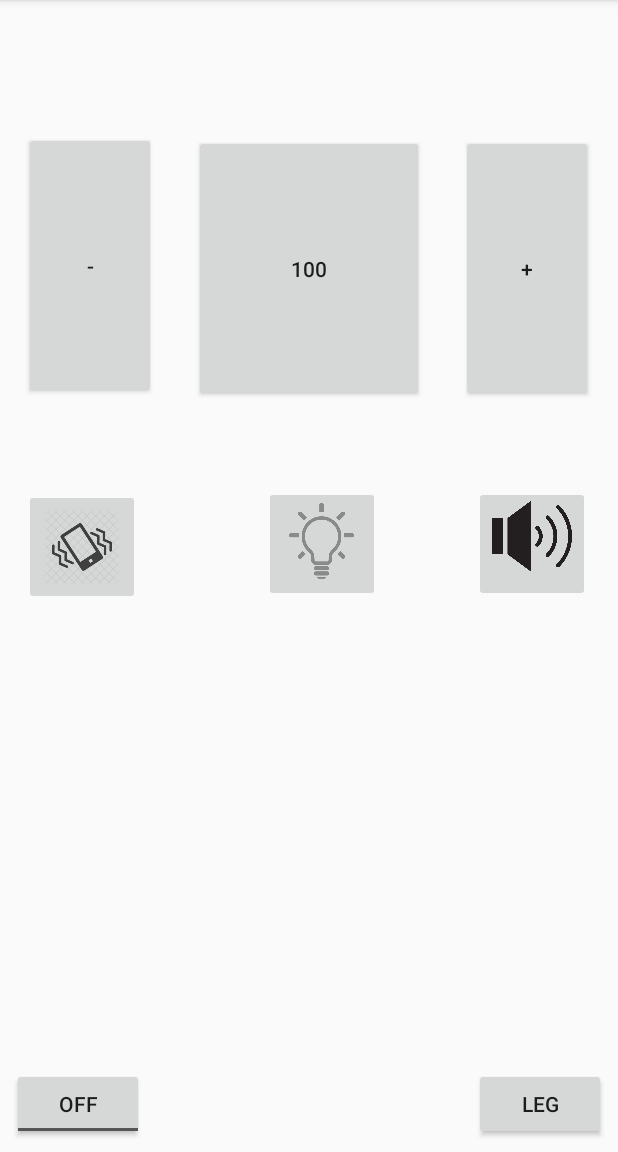
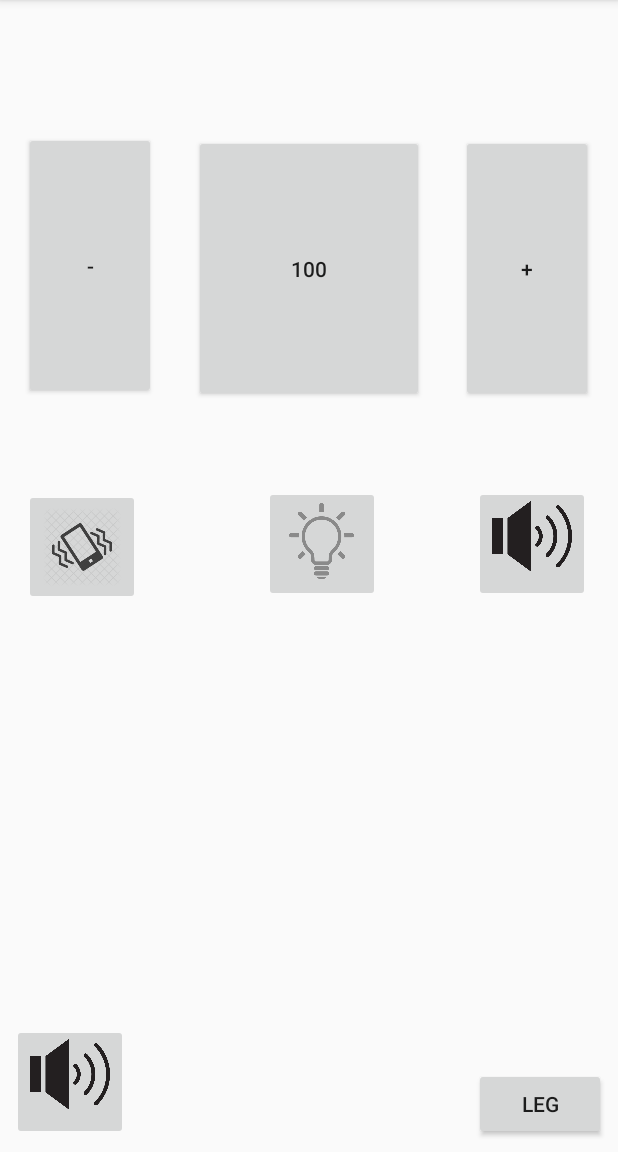
Before and after one commit to niklashedstrom/haponom, an Android app: the screen it shows after launch (MainActivity), on a phone screen of 412 x 824 dp, the part 84-1236 px from its top. Run offline under Robolectric (Android 15) with nearby library versions, the phone set to English and light mode, and no system bars; 1 statement that could not run was skipped.

Commit message:
change from togglebutton to imagebutton

```diff
--- a/app/src/main/res/layout/activity_main.xml
+++ b/app/src/main/res/layout/activity_main.xml
@@ -96,17 +96,17 @@
         app:layout_constraintBottom_toBottomOf="parent"
         app:layout_constraintEnd_toEndOf="parent" />
 
-    <ToggleButton
-        android:id="@+id/toggleButton"
-        android:layout_width="wrap_content"
-        android:layout_height="wrap_content"
+    <ImageButton
+        android:id="@+id/compassButton"
+        android:layout_width="77dp"
+        android:layout_height="77dp"
         android:layout_marginStart="8dp"
         android:layout_marginBottom="8dp"
-        android:checked="false"
-        android:onClick="onToggleButtonClicked"
-        android:text="ToggleButton"
+        android:onClick="onCompassClicked"
+        android:scaleType="fitStart"
         app:layout_constraintBottom_toBottomOf="parent"
-        app:layout_constraintStart_toStartOf="parent" />
+        app:layout_constraintStart_toStartOf="parent"
+        app:srcCompat="@drawable/sound" />
 
 
 </androidx.constraintlayout.widget.ConstraintLayout>
```
Also changed, not shown: app/src/main/java/com/example/haponom/MainActivity.java (+21 -2 lines).
